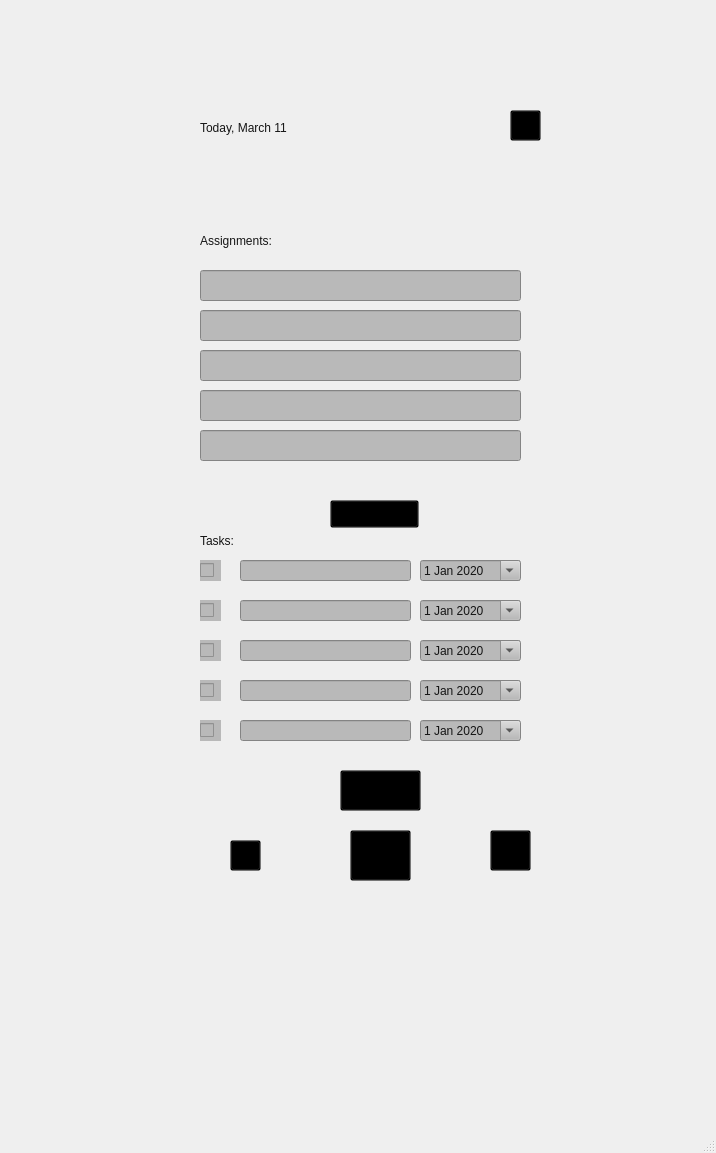
Above: mainwindow.ui from blakefuller/TaskPlanner before the change. Below: the same form after it.
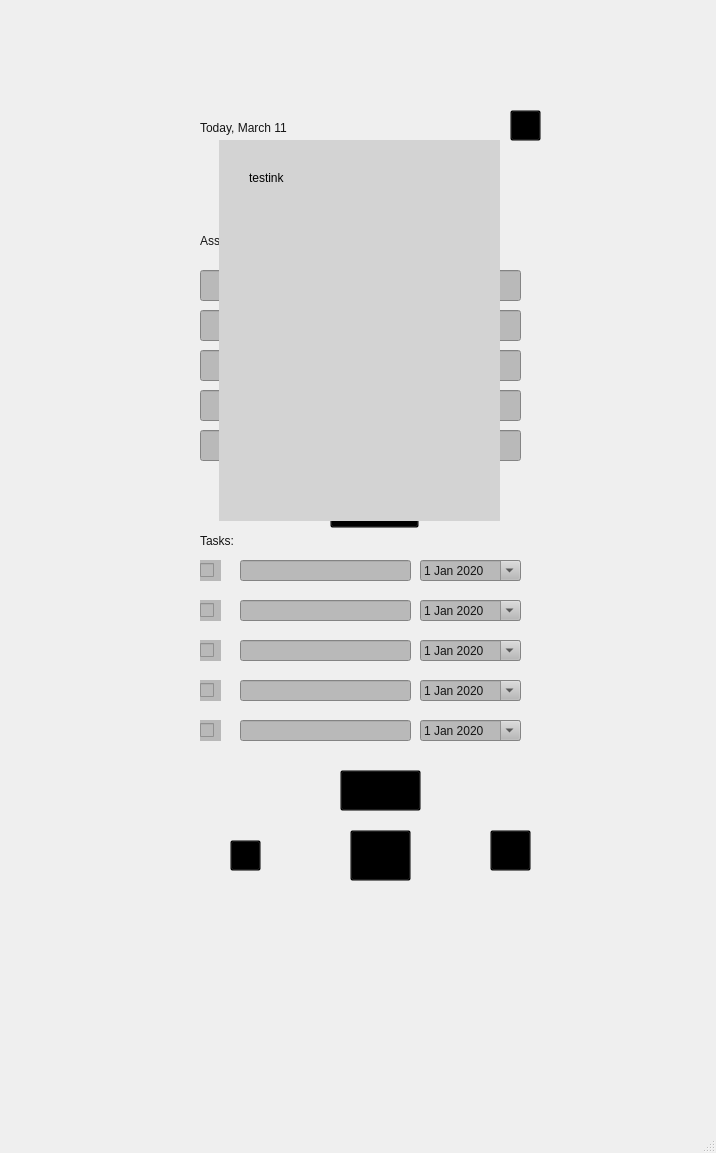
That is the form after the change. Icons and pictures are not drawn.

What changed in the file:
```diff
--- a/mainwindow.ui
+++ b/mainwindow.ui
@@ -458,6 +458,38 @@
        <string>TESTJJ</string>
       </property>
      </widget>
+     <widget class="QWidget" name="addWidget" native="true">
+      <property name="enabled">
+       <bool>true</bool>
+      </property>
+      <property name="geometry">
+       <rect>
+        <x>39</x>
+        <y>90</y>
+        <width>281</width>
+        <height>381</height>
+       </rect>
+      </property>
+      <property name="autoFillBackground">
+       <bool>true</bool>
+      </property>
+      <property name="styleSheet">
+       <string notr="true">background-color:lightgray;</string>
+      </property>
+      <widget class="QLabel" name="label_2">
+       <property name="geometry">
+        <rect>
+         <x>30</x>
+         <y>30</y>
+         <width>58</width>
+         <height>16</height>
+        </rect>
+       </property>
+       <property name="text">
+        <string>testink</string>
+       </property>
+      </widget>
+     </widget>
     </widget>
     <widget class="QWidget" name="hwPage">
      <widget class="QLabel" name="dateLabel2">
```
Left out of the diff: 2 changed lines with no effect on the pictures.
